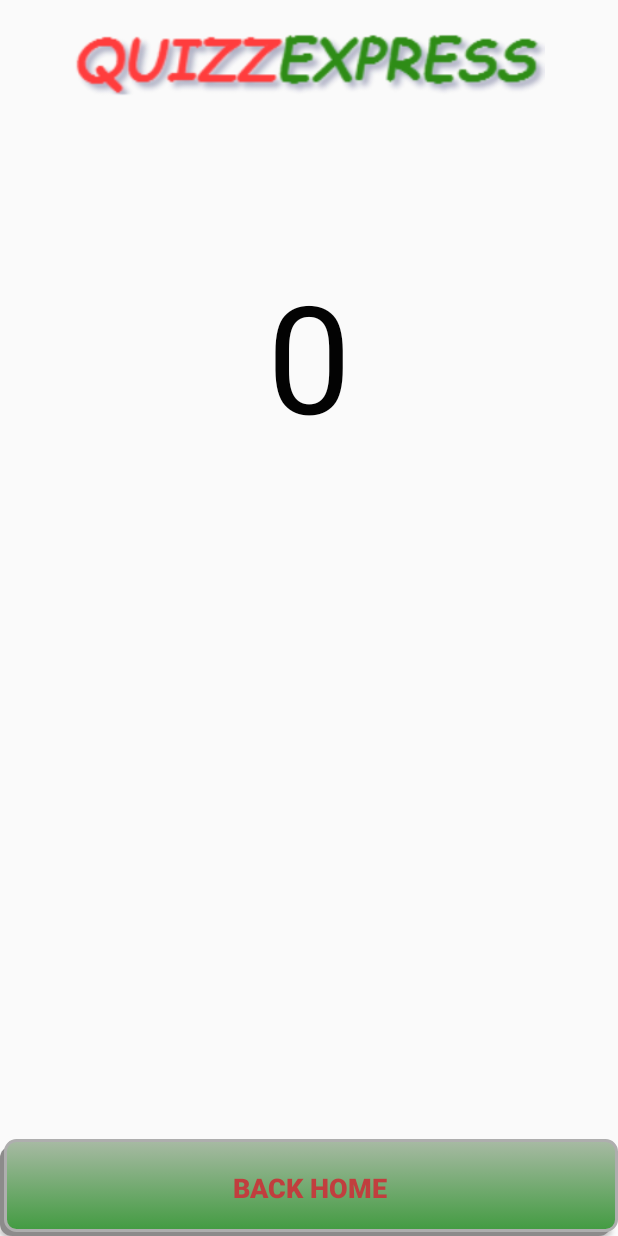
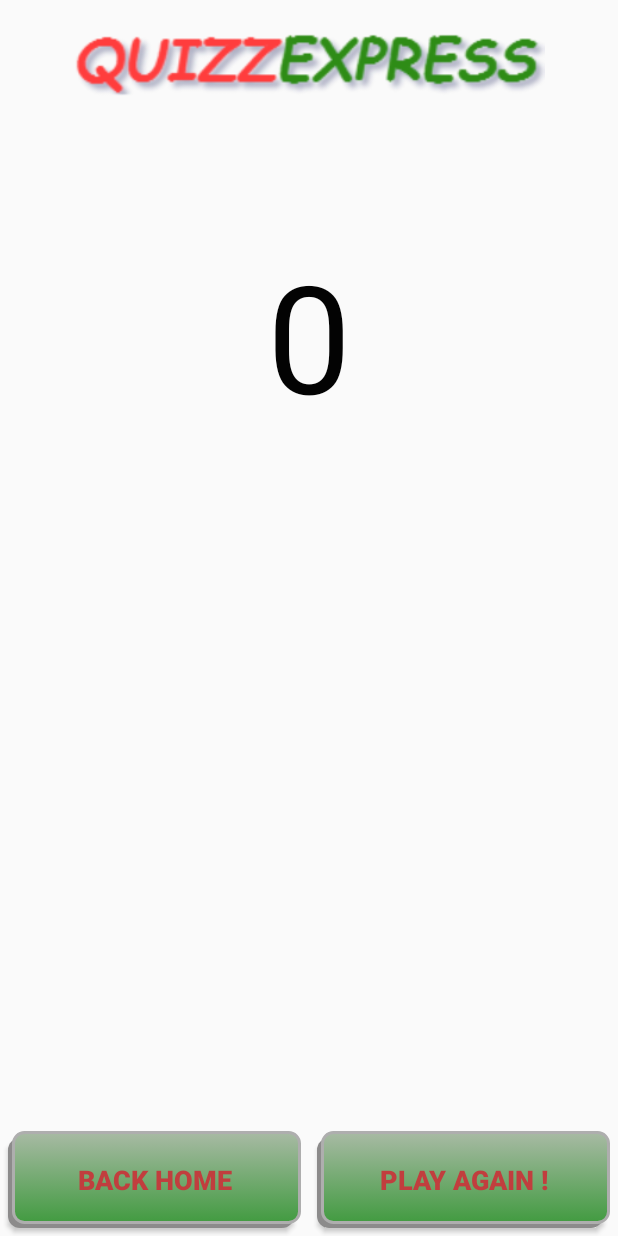
Before and after one commit to flodlc/android-quizz, an Android app: the OffLineQuizzActivity screen opened directly, with no data from a screen before it, after a tap on an icon or button, on a phone screen of 412 x 824 dp. Run offline under Robolectric (Android 15) with nearby library versions, the phone set to English and light mode, and no system bars; 13 statements that could not run were skipped.

Commit message:
fix bugs and add button play again

```diff
--- a/android-quizz/app/src/main/java/com/example/florian/app/offline/OffLineResultActivity.java
+++ b/android-quizz/app/src/main/java/com/example/florian/app/offline/OffLineResultActivity.java
@@ -34,10 +34,16 @@ public class OffLineResultActivity extends AppCompatActivity {
 
         displayTexts(b.getInt("score"), (Question) b.getParcelable("question"));
 
-        final Activity activity = this;
-        (findViewById(R.id.backHome)).setOnClickListener(new View.OnClickListener() {
+        findViewById(R.id.backHome).setOnClickListener(new View.OnClickListener() {
             public void onClick(View v) {
-                RouterService.goHome(activity, user);
+                RouterService.goHome(OffLineResultActivity.this, user);
+                finish();
+            }
+        });
+
+        findViewById(R.id.playAgain).setOnClickListener(new View.OnClickListener() {
+            public void onClick(View v) {
+                RouterService.goOfflineQuizz(OffLineResultActivity.this, user);
                 finish();
             }
         });
--- a/android-quizz/app/src/main/java/services/ApiServiceInterface.java
+++ b/android-quizz/app/src/main/java/services/ApiServiceInterface.java
@@ -16,6 +16,7 @@ import retrofit2.http.Body;
 import retrofit2.http.DELETE;
 import retrofit2.http.Field;
 import retrofit2.http.GET;
+import retrofit2.http.Header;
 import retrofit2.http.POST;
 import retrofit2.http.Path;
 import retrofit2.http.QueryMap;
--- a/android-quizz/app/src/main/res/layout/activit_offline_result.xml
+++ b/android-quizz/app/src/main/res/layout/activit_offline_result.xml
@@ -25,8 +25,9 @@
             android:id="@+id/score"
             android:layout_width="match_parent"
             android:layout_height="match_parent"
-            android:layout_weight="8"
+            android:layout_weight="10"
             android:gravity="center"
+            android:paddingTop="25dp"
             android:textAlignment="center"
             android:textColor="@color/colorBlack"
             android:textSize="100sp" />
@@ -36,6 +37,7 @@
             android:layout_width="match_parent"
             android:layout_height="match_parent"
             android:layout_weight="10"
+            android:gravity="center"
             android:textAlignment="center"
             android:textSize="30sp" />
 
@@ -43,7 +45,7 @@
             android:id="@+id/correctAnswer"
             android:layout_width="match_parent"
             android:layout_height="match_parent"
-            android:layout_weight="10"
+            android:layout_weight="12"
             android:textAlignment="center"
             android:textSize="40sp"
             android:textStyle="bold" />
@@ -60,17 +62,43 @@
             android:textStyle="bold"
             android:visibility="gone" />
 
+        <LinearLayout
+            android:layout_width="match_parent"
+            android:layout_height="wrap_content"
+            android:orientation="horizontal">
+
             <Button
                 android:id="@+id/backHome"
                 android:layout_width="match_parent"
                 android:layout_height="wrap_content"
-            android:layout_gravity="bottom"
+                android:layout_margin="5dp"
+                android:layout_weight="1"
                 android:background="@drawable/button_shape"
-            android:padding="20dp"
+                android:paddingBottom="20dp"
+                android:paddingEnd="5dp"
+                android:paddingStart="5dp"
+                android:paddingTop="20dp"
                 android:text="@string/backHome"
                 android:textColor="@color/colorRed"
                 android:textSize="18sp"
                 android:textStyle="bold" />
+
+            <Button
+                android:id="@+id/playAgain"
+                android:layout_width="match_parent"
+                android:layout_height="wrap_content"
+                android:layout_margin="5dp"
+                android:layout_weight="1"
+                android:background="@drawable/button_shape"
+                android:paddingBottom="20dp"
+                android:paddingEnd="5dp"
+                android:paddingStart="5dp"
+                android:paddingTop="20dp"
+                android:text="@string/playAgain"
+                android:textColor="@color/colorRed"
+                android:textSize="18sp"
+                android:textStyle="bold" />
+        </LinearLayout>
     </LinearLayout>
 
 </android.support.constraint.ConstraintLayout>
--- a/android-quizz/app/src/main/res/layout/offline_selector.xml
+++ b/android-quizz/app/src/main/res/layout/offline_selector.xml
@@ -8,7 +8,7 @@
     <TextView
         android:id="@+id/editText2"
         android:layout_width="wrap_content"
-        android:layout_height="35dp"
+        android:layout_height="wrap_content"
         android:layout_gravity="top|start"
         android:layout_marginLeft="20dp"
         android:text="@string/offline"
--- a/android-quizz/app/src/main/res/layout/online_selector.xml
+++ b/android-quizz/app/src/main/res/layout/online_selector.xml
@@ -8,7 +8,7 @@
     <TextView
         android:id="@+id/editText3"
         android:layout_width="wrap_content"
-        android:layout_height="35dp"
+        android:layout_height="wrap_content"
         android:layout_marginLeft="20dp"
         android:text="@string/online"
         android:textSize="30sp" />
--- a/android-quizz/app/src/main/res/values/strings.xml
+++ b/android-quizz/app/src/main/res/values/strings.xml
@@ -23,4 +23,5 @@
     <string name="adv">opponent : \u0020</string>
     <string name="seeGames">Display my games</string>
     <string name="internetIssue">Network issue !</string>
+    <string name="playAgain">Play again !</string>
 </resources>
```
Also changed, not shown: android-quizz/app/src/main/java/com/example/florian/app/offline/OfflineSelectorActivity.java (+7 -13 lines), android-quizz/app/src/main/java/services/RouterService.java (+9 -0 lines), android-quizz/app/src/main/res/layout/fragment_question.xml (+19 -2 lines), 1 other file. Lines whose indentation alone changed are shown as unchanged.
